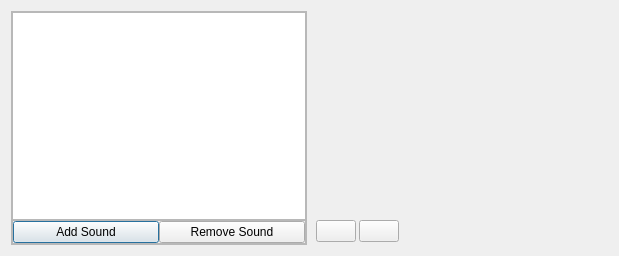
Before: the Qt Designer form Tools/ResourceEditor/DataQt/soundcomponenteditor.ui in xaoctech/dava.engine, drawn with Qt 5.
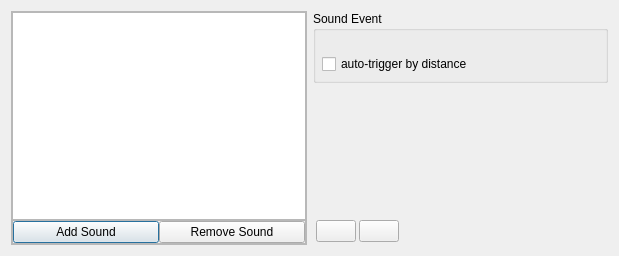
After: the same form once the commit is applied.

Commit message: [DF-4578] auto-trigger sounds by distance

```diff
--- a/Tools/ResourceEditor/DataQt/soundcomponenteditor.ui
+++ b/Tools/ResourceEditor/DataQt/soundcomponenteditor.ui
@@ -89,6 +89,18 @@
        <number>0</number>
       </property>
       <item>
+       <widget class="QGroupBox" name="groupBox">
+        <property name="title">
+         <string>Sound Event</string>
+        </property>
+        <layout class="QVBoxLayout" name="verticalLayout_3">
+         <property name="spacing">
+          <number>3</number>
+         </property>
+         <property name="margin">
+          <number>6</number>
+         </property>
+         <item>
        <widget class="QLabel" name="eventNameLabel">
         <property name="text">
          <string/>
@@ -96,6 +108,16 @@
         <property name="alignment">
          <set>Qt::AlignCenter</set>
         </property>
+          </widget>
+         </item>
+         <item>
+          <widget class="QCheckBox" name="autoTriggerCheckBox">
+           <property name="text">
+            <string>auto-trigger by distance</string>
+           </property>
+          </widget>
+         </item>
+        </layout>
        </widget>
       </item>
       <item>
```
Lines whose indentation alone changed are shown as unchanged. The commit also changes 18 other files.
